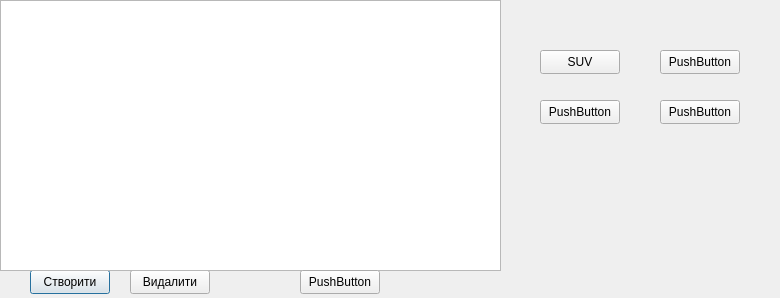
The window that kursova/autopark.ui (Maxverrr/kursova) describes before a commit, drawn with Qt 5.
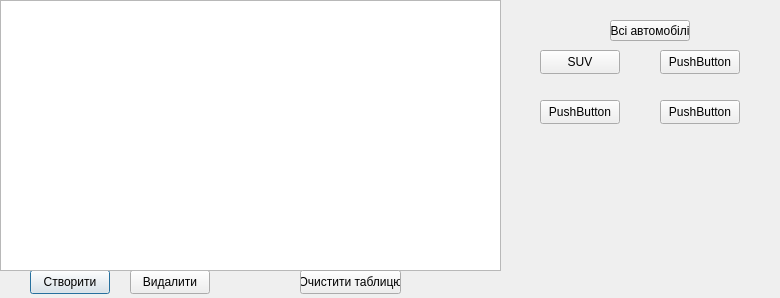
The same window after the commit.

```diff
--- a/kursova/autopark.ui
+++ b/kursova/autopark.ui
@@ -106,12 +106,25 @@
     <rect>
      <x>300</x>
      <y>270</y>
-     <width>80</width>
+     <width>101</width>
      <height>24</height>
     </rect>
    </property>
    <property name="text">
-    <string>PushButton</string>
+    <string>Очистити таблицю</string>
+   </property>
+  </widget>
+  <widget class="QPushButton" name="pbAll">
+   <property name="geometry">
+    <rect>
+     <x>610</x>
+     <y>20</y>
+     <width>80</width>
+     <height>21</height>
+    </rect>
+   </property>
+   <property name="text">
+    <string>Всі автомобілі</string>
    </property>
   </widget>
  </widget>
```
